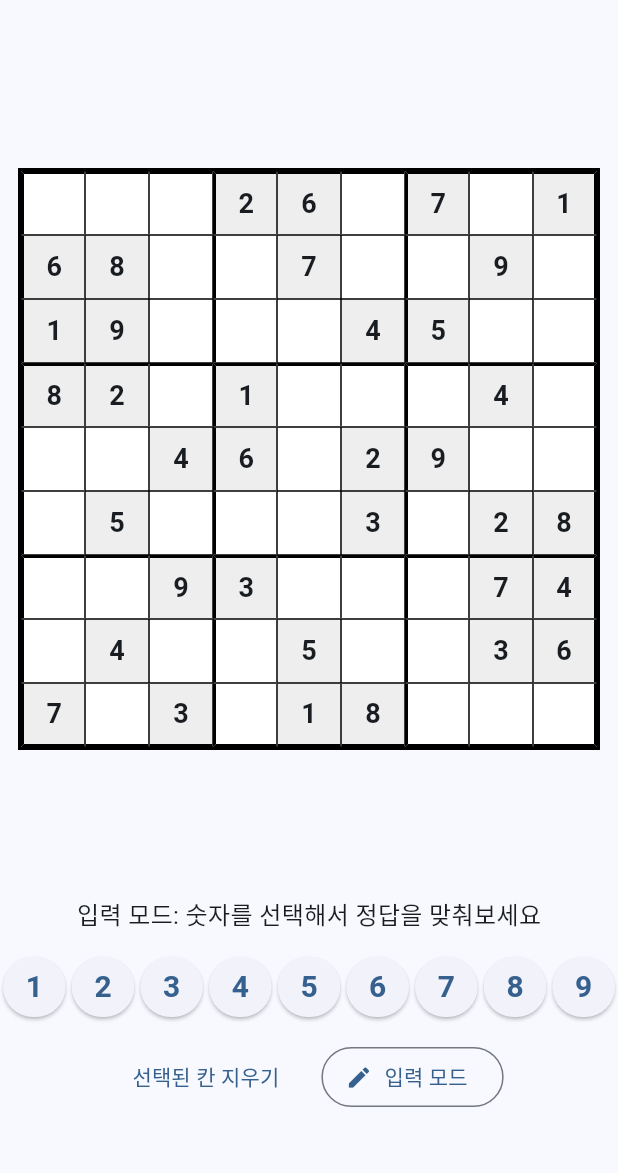
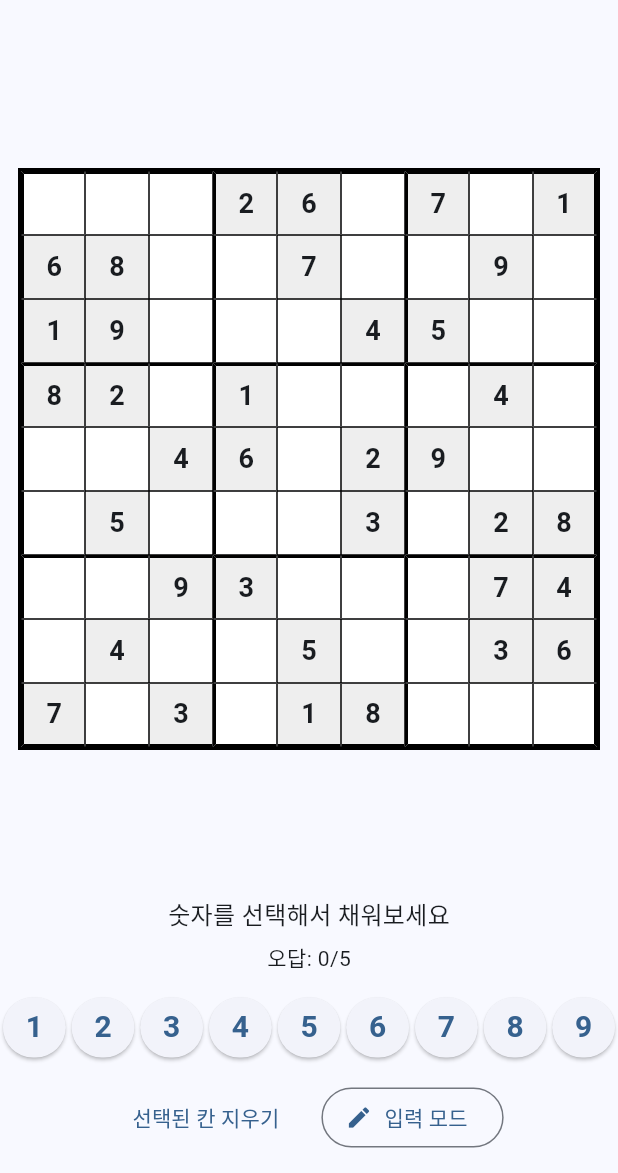
Before and after one commit to minBuild/sudoku, a Flutter app: the screen it shows after launch, after a tap on "선택된 칸 지우기", on a phone screen of 412 x 824 dp, the part 63-1236 px from its top. Run offline on Flutter 3.47's test engine with Material 3 defaults, Android fonts, the phone set to English and light mode, and no system bars.

Commit message:
feat: Add a count of incorrect answers

```diff
--- a/lib/controllers/sudoku_controller.dart
+++ b/lib/controllers/sudoku_controller.dart
@@ -33,6 +33,15 @@ class SudokuController extends ChangeNotifier {
     _updateWrongMarks();
     notifyListeners();
   }
+
+  int _wrongCount = 0;
+  int get wrongCount => _wrongCount;
+
+  static const int maxWrongCount = 5;
+
+  bool _isGameOver = false;
+  bool get isGameOver => _isGameOver;
+
 
   SudokuController() {
     _loadSamplePuzzle();
@@ -85,6 +94,8 @@ class SudokuController extends ChangeNotifier {
     _updateConflicts();
     _updateHighlights();
     notifyListeners();
+    _wrongCount = 0;
+    _isGameOver = false;
   }
 
   void selectCell(int row, int col) {
@@ -109,6 +120,7 @@ class SudokuController extends ChangeNotifier {
 
   void inputNumber(int number) {
     if (_selectedRow == null || _selectedCol == null) return;
+    if (_isGameOver) return;
 
     final cell = _board[_selectedRow!][_selectedCol!];
     if (cell.isGiven) return;
@@ -135,6 +147,12 @@ class SudokuController extends ChangeNotifier {
     }
 
     // ✅ 입력 모드: 값 입력 + 메모 초기화
+    final int? prevValue = cell.value;
+    final bool wasConflictedBefore = cell.isConflicted;
+
+    // 같은 숫자를 또 누른 건 오답처리 안함
+    if (prevValue == number) return;
+
     cell.value = number;
     cell.notes.clear();
 
@@ -145,20 +163,35 @@ class SudokuController extends ChangeNotifier {
       cell.isWrong = false;
     }
 
-    final bool wasConflictedBefore = cell.isConflicted;
-
     _updateConflicts();
     _updateHighlights();
 
+    if (_instantCheck && cell.isWrong) {
+      _wrongCount += 1;
+
+      // 원하면 오답일 때만 흔들기
+      _errorController.add(null);
+
+      if (_wrongCount >= maxWrongCount) {
+        _isGameOver = true;
+      }
+
+      notifyListeners();
+      return;
+    }
+
     if (!wasConflictedBefore && cell.isConflicted) {
-      _errorController.add(null); // 보드 흔들기 트리거
+      _errorController.add(null);
     }
+
 
     notifyListeners();
   }
 
   void clearSelectedCell() {
     if (_selectedRow == null || _selectedCol == null) return;
+    if (_isGameOver) return;
+
     final cell = _board[_selectedRow!][_selectedCol!];
     if (cell.isGiven) return;
 
--- a/lib/screens/sudoku_screen.dart
+++ b/lib/screens/sudoku_screen.dart
@@ -4,8 +4,65 @@ import 'package:provider/provider.dart';
 import '../controllers/sudoku_controller.dart';
 import '../widgets/sudoku_board.dart';
 
-class SudokuScreen extends StatelessWidget {
+class SudokuScreen extends StatefulWidget {
   const SudokuScreen({super.key});
+
+  @override
+  State<SudokuScreen> createState() => _SudokuScreenState();
+}
+
+class _SudokuScreenState extends State<SudokuScreen> {
+  bool _shownGameOverDialog = false;
+
+  @override
+  void didChangeDependencies() {
+    super.didChangeDependencies();
+
+    final controller = context.watch<SudokuController>();
+
+    // 게임오버가 되었고, 아직 다이얼로그를 안 띄웠으면 1회만 띄움
+    if (controller.isGameOver && !_shownGameOverDialog) {
+      _shownGameOverDialog = true;
+      WidgetsBinding.instance.addPostFrameCallback((_) {
+        _showGameOverDialog(controller);
+      });
+    }
+
+    // 게임이 리셋되면 플래그도 초기화
+    if (!controller.isGameOver && _shownGameOverDialog) {
+      _shownGameOverDialog = false;
+    }
+  }
+
+  Future<void> _showGameOverDialog(SudokuController controller) async {
+    await showDialog<void>(
+      context: context,
+      barrierDismissible: false,
+      builder: (_) {
+        return AlertDialog(
+          title: const Text('게임 종료'),
+          content: Text('오답 ${SudokuController.maxWrongCount}회로 게임이 종료되었습니다.\n무엇을 할까요?'),
+          actions: [
+            TextButton(
+              onPressed: () {
+                Navigator.of(context).pop();
+                controller.reset(); // ✅ 다시 시작(같은 퍼즐/현재 샘플)
+              },
+              child: const Text('다시 시작'),
+            ),
+            ElevatedButton(
+              onPressed: () {
+                Navigator.of(context).pop();
+                controller.reset(); // ✅ 새 게임 (현재는 샘플 퍼즐뿐이라 동일)
+                // 나중에 generator 붙이면 controller.newGame()로 바꾸면 됨
+              },
+              child: const Text('새 게임'),
+            ),
+          ],
+        );
+      },
+    );
+  }
 
   @override
   Widget build(BuildContext context) {
@@ -32,31 +89,39 @@ class SudokuScreen extends StatelessWidget {
             ),
           ),
           const SizedBox(height: 16),
-          // 숫자 입력 패드
           Expanded(
             flex: 1,
             child: Column(
               children: [
                 Text(
-                  controller.isSolved ? '🎉 완료되었습니다!'
+                  controller.isSolved
+                      ? '🎉 완료되었습니다!'
+                      : controller.isGameOver
+                      ? '게임 종료'
                       : controller.isNoteMode
                       ? '메모 모드: 후보 숫자를 기록해보세요'
-                      : '입력 모드: 숫자를 선택해서 정답을 맞춰보세요',
+                      : '숫자를 선택해서 채워보세요',
                   style: const TextStyle(fontSize: 16),
                 ),
+                const SizedBox(height: 6),
+                Text(
+                  '오답: ${controller.wrongCount}/${SudokuController.maxWrongCount}',
+                  style: const TextStyle(fontSize: 14),
+                ),
                 const SizedBox(height: 8),
-                _NumberPad(),
+                const _NumberPad(),
                 const SizedBox(height: 8),
                 Row(
                   mainAxisAlignment: MainAxisAlignment.center,
                   children: [
                     TextButton(
-                      onPressed: () => controller.clearSelectedCell(),
+                      onPressed:
+                      controller.isGameOver ? null : controller.clearSelectedCell,
                       child: const Text('선택된 칸 지우기'),
                     ),
                     const SizedBox(width: 16),
                     OutlinedButton.icon(
-                      onPressed: () => controller.toggleNoteMode(),
+                      onPressed: controller.isGameOver ? null : controller.toggleNoteMode,
                       icon: Icon(
                         controller.isNoteMode ? Icons.edit_note : Icons.edit,
                       ),
@@ -76,31 +141,26 @@ class SudokuScreen extends StatelessWidget {
 }
 
 class _NumberPad extends StatelessWidget {
+  const _NumberPad();
+
   @override
   Widget build(BuildContext context) {
     final controller = context.read<SudokuController>();
 
     return SizedBox(
-      height: 56, // 숫자 패드 전체 높이
+      height: 56,
       child: Row(
         children: List.generate(9, (index) {
           final number = index + 1;
-
           return Expanded(
-            // 9등분해서 한 줄에 꽉 채우기
             child: Padding(
               padding: const EdgeInsets.symmetric(horizontal: 2.0),
               child: ElevatedButton(
                 onPressed: () => controller.inputNumber(number),
-                style: ElevatedButton.styleFrom(
-                  padding: EdgeInsets.zero,
-                ),
+                style: ElevatedButton.styleFrom(padding: EdgeInsets.zero),
                 child: Text(
                   number.toString(),
-                  style: const TextStyle(
-                    fontSize: 20,  // 숫자 확실히 보이게
-                    fontWeight: FontWeight.bold,
-                  ),
+                  style: const TextStyle(fontSize: 20, fontWeight: FontWeight.bold),
                 ),
               ),
             ),
```
